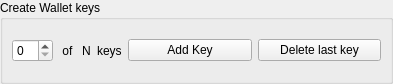
This is BlockSettleUILib/WalletKeysCreateWidget.ui in BlockSettle/terminal as Qt 5 draws it before an edit. The edited form follows.
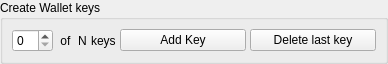
This is the edited form.

Commit message:
WIP update new wallet dialog.
- Allow seed printing when new wallet created.
- Force new wallet seed backup check.
- Force encryption password check.

Patch:
```diff
--- a/BlockSettleUILib/WalletKeysCreateWidget.ui
+++ b/BlockSettleUILib/WalletKeysCreateWidget.ui
@@ -6,8 +6,8 @@
    <rect>
     <x>0</x>
     <y>0</y>
-    <width>393</width>
-    <height>84</height>
+    <width>388</width>
+    <height>64</height>
    </rect>
   </property>
   <property name="sizePolicy">
@@ -42,7 +42,23 @@
      </property>
      <layout class="QVBoxLayout" name="verticalLayout_3">
       <item>
+       <widget class="QWidget" name="widgetControl" native="true">
        <layout class="QHBoxLayout" name="horizontalLayout">
+         <property name="spacing">
+          <number>4</number>
+         </property>
+         <property name="leftMargin">
+          <number>0</number>
+         </property>
+         <property name="topMargin">
+          <number>0</number>
+         </property>
+         <property name="rightMargin">
+          <number>0</number>
+         </property>
+         <property name="bottomMargin">
+          <number>0</number>
+         </property>
         <item>
          <widget class="QSpinBox" name="spinBoxRankM"/>
         </item>
@@ -94,6 +110,7 @@
          </widget>
         </item>
        </layout>
+       </widget>
       </item>
      </layout>
     </widget>
```
Lines whose indentation alone changed are shown as unchanged. The commit also changes 19 other files.
